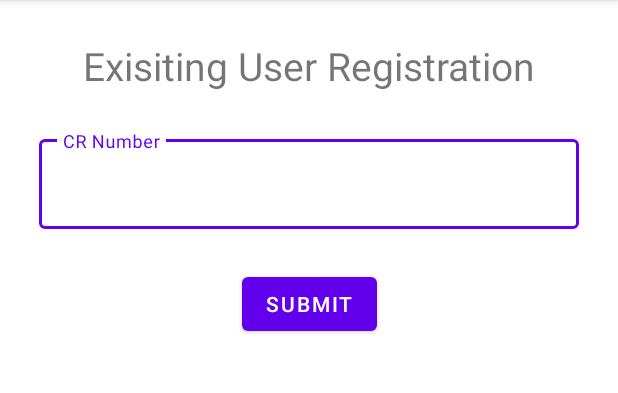
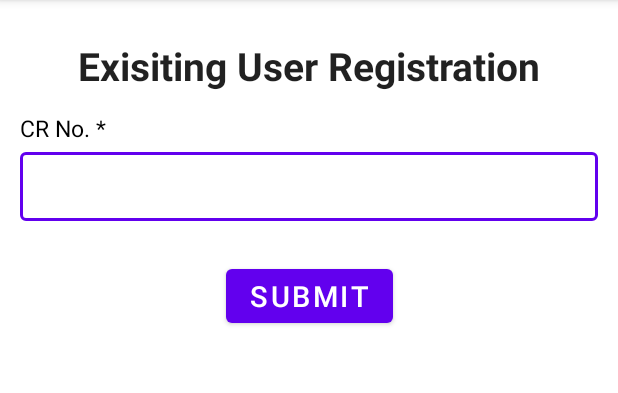
Before and after one commit to ken1000minus7/Patient-Registration, an Android app: the ExistingUserActivity screen opened directly, with no data from a screen before it, on a phone screen of 412 x 824 dp, the part 84-477 px from its top. Run offline under Robolectric (Android 15) with nearby library versions, the phone set to English and light mode, and no system bars; our stand-ins replace Dagger/Hilt's generated code, sdp/ssp sizes; network calls fail; 1 statement that could not run was skipped.

Commit message:
time to work on new cr functionality

```diff
--- a/app/src/main/res/layout/activity_existing_user.xml
+++ b/app/src/main/res/layout/activity_existing_user.xml
@@ -12,6 +12,8 @@
         android:layout_height="wrap_content"
         android:text="Exisiting User Registration"
         android:textSize="@dimen/_20ssp"
+        android:textStyle="bold"
+        android:textAppearance="@style/TextAppearance.AppCompat.Large"
         app:layout_constraintStart_toStartOf="parent"
         app:layout_constraintEnd_toEndOf="parent"
         app:layout_constraintTop_toTopOf="parent"
@@ -20,33 +22,50 @@
 
 
 
+    <TextView
+        android:id="@+id/crno_text"
+        android:layout_width="wrap_content"
+        android:layout_height="wrap_content"
+        android:text="CR No. *"
+        android:textAppearance="@style/TextAppearance.AppCompat.Medium"
+        android:textColor="@color/black"
+        android:textSize="@dimen/_12ssp"
+        android:layout_marginTop="@dimen/_10sdp"
+        android:layout_marginHorizontal="@dimen/_10sdp"
+        app:layout_constraintStart_toStartOf="parent"
+        app:layout_constraintTop_toBottomOf="@id/tv_existing_user_name" />
+
     <com.google.android.material.textfield.TextInputLayout
-        android:id="@+id/til_old_cr_number"
+        style="@style/Widget.MaterialComponents.TextInputLayout.OutlinedBox"
+        android:id="@+id/linearLayout"
         android:layout_width="match_parent"
-        android:layout_height="@dimen/_50sdp"
-        app:layout_constraintTop_toBottomOf="@id/tv_existing_user_name"
+        android:layout_height="wrap_content"
+        android:layout_marginHorizontal="@dimen/_10sdp"
+        app:layout_constraintEnd_toEndOf="parent"
         app:layout_constraintStart_toStartOf="parent"
-        app:layout_constraintEnd_toEndOf="parent"
-        android:layout_margin="@dimen/_20sdp"
-        style="@style/Widget.MaterialComponents.TextInputLayout.OutlinedBox">
+        app:layout_constraintTop_toBottomOf="@+id/crno_text">
+
         <com.google.android.material.textfield.TextInputEditText
-            android:id="@+id/cr_number"
+            android:id="@+id/crno"
             android:layout_width="match_parent"
             android:layout_height="match_parent"
-            android:hint="CR Number"
             android:ems="10"
-            android:inputType="textPersonName"
-            android:padding="10dp" />
+            android:inputType="number"
+            android:maxLength="3"
+            android:textSize="@dimen/_15ssp"
+            android:padding="10dp"
+            android:textAlignment="center" />
     </com.google.android.material.textfield.TextInputLayout>
 
     <Button
         android:id="@+id/btn_submit"
         android:layout_width="wrap_content"
         android:layout_height="wrap_content"
+        android:layout_margin="@dimen/_20sdp"
         android:text="Submit"
+        android:textSize="@dimen/_15ssp"
+        app:layout_constraintEnd_toEndOf="parent"
         app:layout_constraintStart_toStartOf="parent"
-        app:layout_constraintEnd_toEndOf="parent"
-        app:layout_constraintTop_toBottomOf="@id/til_old_cr_number"
-        android:layout_margin="@dimen/_20sdp"/>
+        app:layout_constraintTop_toBottomOf="@+id/linearLayout" />
 
 </androidx.constraintlayout.widget.ConstraintLayout>
```
Also changed, not shown: app/src/main/java/org/hmispb/patientregistration/ExistingUserActivity.kt (+12 -4 lines), app/src/main/res/layout/confirmation_verified_existing_user.xml (+29 -3 lines).
